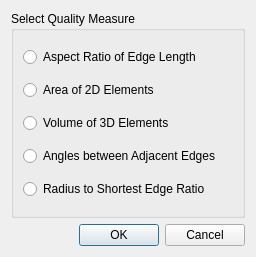
Qt form Applications/DataExplorer/DataView/MeshQualitySelection.ui (helguson/ogs) before a commit.
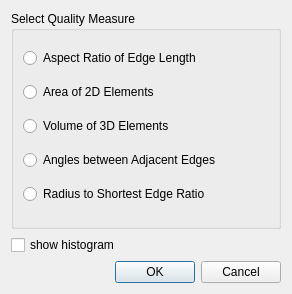
The same form after that commit.

Commit message: modified user qt user interface for histogram request

What changed in the file:
```diff
--- a/Applications/DataExplorer/DataView/MeshQualitySelection.ui
+++ b/Applications/DataExplorer/DataView/MeshQualitySelection.ui
@@ -6,8 +6,8 @@
    <rect>
     <x>0</x>
     <y>0</y>
-    <width>256</width>
-    <height>257</height>
+    <width>292</width>
+    <height>294</height>
    </rect>
   </property>
   <property name="windowTitle">
@@ -58,6 +58,16 @@
      </layout>
     </widget>
    </item>
+   <item>
+    <widget class="QCheckBox" name="checkBoxRequestHistogram">
+     <property name="text">
+      <string>show histogram</string>
+     </property>
+     <property name="checked">
+      <bool>false</bool>
+     </property>
+    </widget>
+   </item>
    <item>
     <widget class="QDialogButtonBox" name="buttonBox">
      <property name="orientation">
```
The commit also changes 2 other files.
